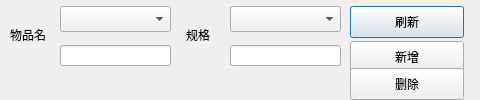
Qt form addclass.ui (3642214/warehouse) before a commit.
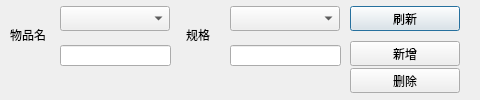
The same form after that commit. Icons and pictures are not drawn.

Patch:
```diff
--- a/addclass.ui
+++ b/addclass.ui
@@ -34,8 +34,8 @@
     <rect>
      <x>350</x>
      <y>6</y>
-     <width>114</width>
-     <height>32</height>
+     <width>110</width>
+     <height>25</height>
     </rect>
    </property>
    <property name="text">
@@ -47,8 +47,8 @@
     <rect>
      <x>60</x>
      <y>6</y>
-     <width>111</width>
-     <height>26</height>
+     <width>110</width>
+     <height>25</height>
     </rect>
    </property>
   </widget>
@@ -57,8 +57,8 @@
     <rect>
      <x>350</x>
      <y>41</y>
-     <width>114</width>
-     <height>32</height>
+     <width>110</width>
+     <height>25</height>
     </rect>
    </property>
    <property name="text">
@@ -70,8 +70,8 @@
     <rect>
      <x>350</x>
      <y>68</y>
-     <width>114</width>
-     <height>32</height>
+     <width>110</width>
+     <height>25</height>
     </rect>
    </property>
    <property name="text">
@@ -109,8 +109,8 @@
     <rect>
      <x>230</x>
      <y>6</y>
-     <width>111</width>
-     <height>26</height>
+     <width>110</width>
+     <height>25</height>
     </rect>
    </property>
   </widget>
```
